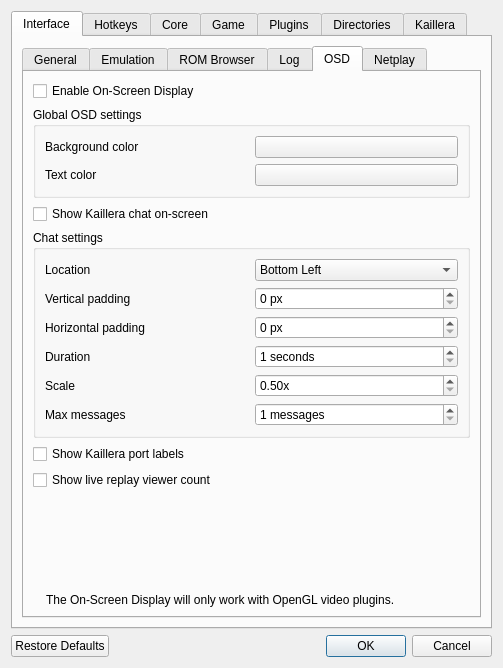
Qt form Source/RMG/UserInterface/Dialog/SettingsDialog.ui (Jay-Day/RMG-K) before a commit.
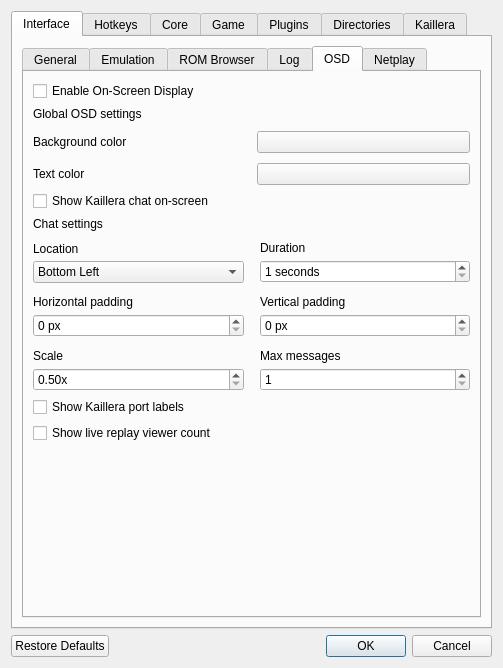
The same form after that commit. The open tabs and pages were chosen to show the change. Icons and pictures are not drawn. Custom widgets are drawn as their Qt base class.

Commit message: Redesign settings around Netplay (#271)

Diff of the .ui file:
```diff
--- a/Source/RMG/UserInterface/Dialog/SettingsDialog.ui
+++ b/Source/RMG/UserInterface/Dialog/SettingsDialog.ui
@@ -550,11 +550,36 @@
                </widget>
               </item>
               <item>
-                <widget class="QGroupBox" name="osdGlobalSettingsGroupBox">
-                 <property name="title">
+                <widget class="QWidget" name="osdGlobalSettings">
+                 <layout class="QVBoxLayout" name="osdGlobalSettingsLayout">
+                  <property name="spacing">
+                   <number>10</number>
+                  </property>
+                  <property name="leftMargin">
+                   <number>0</number>
+                  </property>
+                  <property name="topMargin">
+                   <number>0</number>
+                  </property>
+                  <property name="rightMargin">
+                   <number>0</number>
+                  </property>
+                  <property name="bottomMargin">
+                   <number>0</number>
+                  </property>
+                  <item>
+                   <widget class="QLabel" name="osdGlobalSettingsHeadingLabel">
+                    <property name="text">
                   <string>Global OSD settings</string>
                  </property>
-                 <layout class="QVBoxLayout" name="verticalLayout_46">
+                    <property name="wordWrap">
+                     <bool>true</bool>
+                    </property>
+                    <property name="settingsHeadingOffset" stdset="0">
+                     <number>0</number>
+                    </property>
+                   </widget>
+                  </item>
                   <item>
                    <layout class="QHBoxLayout" name="horizontalLayout_15">
                     <item>
@@ -602,13 +627,49 @@
                 </widget>
                </item>
                <item>
-                <widget class="QGroupBox" name="osdChatSettingsGroupBox">
-                 <property name="title">
+                <widget class="QWidget" name="osdChatSettings">
+                 <layout class="QVBoxLayout" name="osdChatSettingsLayout">
+                  <property name="spacing">
+                   <number>10</number>
+                  </property>
+                  <property name="leftMargin">
+                   <number>0</number>
+                  </property>
+                  <property name="topMargin">
+                   <number>0</number>
+                  </property>
+                  <property name="rightMargin">
+                   <number>0</number>
+                  </property>
+                  <property name="bottomMargin">
+                   <number>0</number>
+                  </property>
+                  <item>
+                   <widget class="QLabel" name="osdChatSettingsHeadingLabel">
+                    <property name="text">
                   <string>Chat settings</string>
                  </property>
-                 <layout class="QVBoxLayout" name="verticalLayout_48">
+                    <property name="wordWrap">
+                     <bool>true</bool>
+                    </property>
+                    <property name="settingsHeadingOffset" stdset="0">
+                     <number>0</number>
+                    </property>
+                   </widget>
+                  </item>
                      <item>
-                      <layout class="QHBoxLayout" name="horizontalLayout_10">
+                   <layout class="QGridLayout" name="chatFieldsLayout" columnstretch="1,1">
+                    <property name="horizontalSpacing">
+                     <number>16</number>
+                    </property>
+                    <property name="verticalSpacing">
+                     <number>12</number>
+                    </property>
+                    <item row="0" column="0">
+                     <layout class="QVBoxLayout" name="layoutChatLocation">
+                      <property name="spacing">
+                       <number>5</number>
+                      </property>
                        <item>
                         <widget class="QLabel" name="label_9">
                          <property name="text">
@@ -642,56 +703,11 @@
                        </item>
                       </layout>
                      </item>
-                     <item>
-                      <layout class="QHBoxLayout" name="horizontalLayout_8">
-                       <item>
-                        <widget class="QLabel" name="label_7">
-                         <property name="text">
-                          <string>Vertical padding</string>
-                         </property>
-                        </widget>
-                       </item>
-                       <item>
-                        <widget class="QSpinBox" name="osdVerticalPaddingSpinBox">
-                         <property name="specialValueText">
-                          <string/>
-                         </property>
-                         <property name="suffix">
-                          <string> px</string>
-                         </property>
-                         <property name="maximum">
-                          <number>9999</number>
-                         </property>
-                        </widget>
-                       </item>
-                      </layout>
-                     </item>
-                     <item>
-                      <layout class="QHBoxLayout" name="horizontalLayout_9">
-                       <item>
-                        <widget class="QLabel" name="label_8">
-                         <property name="text">
-                          <string>Horizontal padding</string>
-                         </property>
-                        </widget>
-                       </item>
-                       <item>
-                        <widget class="QSpinBox" name="osdHorizontalPaddingSpinBox">
-                         <property name="specialValueText">
-                          <string/>
-                         </property>
-                         <property name="suffix">
-                          <string> px</string>
-                         </property>
-                         <property name="maximum">
-                          <number>9999</number>
-                         </property>
-                        </widget>
-                       </item>
-                      </layout>
-                     </item>
-                     <item>
-                      <layout class="QHBoxLayout" name="horizontalLayout_12">
+                    <item row="0" column="1">
+                     <layout class="QVBoxLayout" name="layoutChatDuration">
+                      <property name="spacing">
+                       <number>5</number>
+                      </property>
                        <item>
                         <widget class="QLabel" name="label_11">
                          <property name="text">
@@ -711,8 +727,71 @@
                        </item>
                       </layout>
                      </item>
+                    <item row="1" column="0">
+                     <layout class="QVBoxLayout" name="layoutChatHorizontalPadding">
+                      <property name="spacing">
+                       <number>5</number>
+                      </property>
                      <item>
-                      <layout class="QHBoxLayout" name="horizontalLayout_23">
+                       <widget class="QLabel" name="label_8">
+                        <property name="text">
+                         <string>Horizontal padding</string>
+                        </property>
+                        <property name="buddy">
+                         <cstring>osdHorizontalPaddingSpinBox</cstring>
+                        </property>
+                       </widget>
+                      </item>
+                      <item>
+                       <widget class="QSpinBox" name="osdHorizontalPaddingSpinBox">
+                        <property name="specialValueText">
+                         <string/>
+                        </property>
+                        <property name="suffix">
+                         <string> px</string>
+                        </property>
+                        <property name="maximum">
+                         <number>9999</number>
+                        </property>
+                       </widget>
+                      </item>
+                     </layout>
+                    </item>
+                    <item row="1" column="1">
+                     <layout class="QVBoxLayout" name="layoutChatVerticalPadding">
+                      <property name="spacing">
+                       <number>5</number>
+                      </property>
+                      <item>
+                       <widget class="QLabel" name="label_7">
+                        <property name="text">
+                         <string>Vertical padding</string>
+                        </property>
+                        <property name="buddy">
+                         <cstring>osdVerticalPaddingSpinBox</cstring>
+                        </property>
+                       </widget>
+                      </item>
+                      <item>
+                       <widget class="QSpinBox" name="osdVerticalPaddingSpinBox">
+                        <property name="specialValueText">
+                         <string/>
+                        </property>
+                        <property name="suffix">
+                         <string> px</string>
+                        </property>
+                        <property name="maximum">
+                         <number>9999</number>
+                        </property>
+                       </widget>
+                      </item>
+                     </layout>
+                    </item>
+                    <item row="2" column="0">
+                     <layout class="QVBoxLayout" name="layoutChatScale">
+                      <property name="spacing">
+                       <number>5</number>
+                      </property>
                        <item>
                         <widget class="QLabel" name="label_20">
                          <property name="text">
@@ -741,8 +820,11 @@
                        </item>
                       </layout>
                      </item>
-                     <item>
-                      <layout class="QHBoxLayout" name="horizontalLayout_22">
+                    <item row="2" column="1">
+                     <layout class="QVBoxLayout" name="layoutChatMaxMessages">
+                      <property name="spacing">
+                       <number>5</number>
+                      </property>
                        <item>
                         <widget class="QLabel" name="label_19">
                          <property name="text">
@@ -752,9 +834,6 @@
                        </item>
                        <item>
                         <widget class="QSpinBox" name="osdMaxMessagesSpinBox">
-                         <property name="suffix">
-                          <string> messages</string>
-                         </property>
                          <property name="minimum">
                           <number>1</number>
                          </property>
@@ -766,6 +845,8 @@
                       </layout>
                      </item>
                  </layout>
+                  </item>
+                 </layout>
                 </widget>
                </item>
                <item>
@@ -798,51 +879,6 @@
                  </property>
                 </spacer>
                </item>
-               <item>
-                <layout class="QHBoxLayout" name="emulationInfoLayout_7">
-                 <item>
-                  <widget class="QLabel" name="infoIconLabel_9">
-                   <property name="sizePolicy">
-                    <sizepolicy hsizetype="Minimum" vsizetype="Preferred">
-                     <horstretch>0</horstretch>
-                     <verstretch>0</verstretch>
-                    </sizepolicy>
-                   </property>
-                   <property name="text">
-                    <string/>
-                   </property>
-                   <property name="pixmap">
-                    <pixmap>:/newPrefix/Resource/Info.ico</pixmap>
-                   </property>
-                   <property name="wordWrap">
-                    <bool>false</bool>
-                   </property>
-                  </widget>
-                 </item>
-                 <item>
-                  <widget class="QLabel" name="label_115">
-                   <property name="sizePolicy">
-                    <sizepolicy hsizetype="Expanding" vsizetype="Minimum">
-                     <horstretch>0</horstretch>
-                     <verstretch>0</verstretch>
-                    </sizepolicy>
-                   </property>
-                   <property name="midLineWidth">
-                    <number>1</number>
-                   </property>
-                   <property name="text">
-                    <string>The On-Screen Display will only work with OpenGL video plugins.</string>
-                   </property>
-                   <property name="textFormat">
-                    <enum>Qt::TextFormat::PlainText</enum>
-                   </property>
-                   <property name="wordWrap">
-                    <bool>true</bool>
-                   </property>
-                  </widget>
-                 </item>
-                </layout>
-               </item>
               </layout>
              </widget>
              <widget class="QWidget" name="tab_7">
```
Left out of the diff: 517 changed lines with no effect on the pictures. Lines whose indentation alone changed are shown as unchanged. The commit also changes 8 other files.
